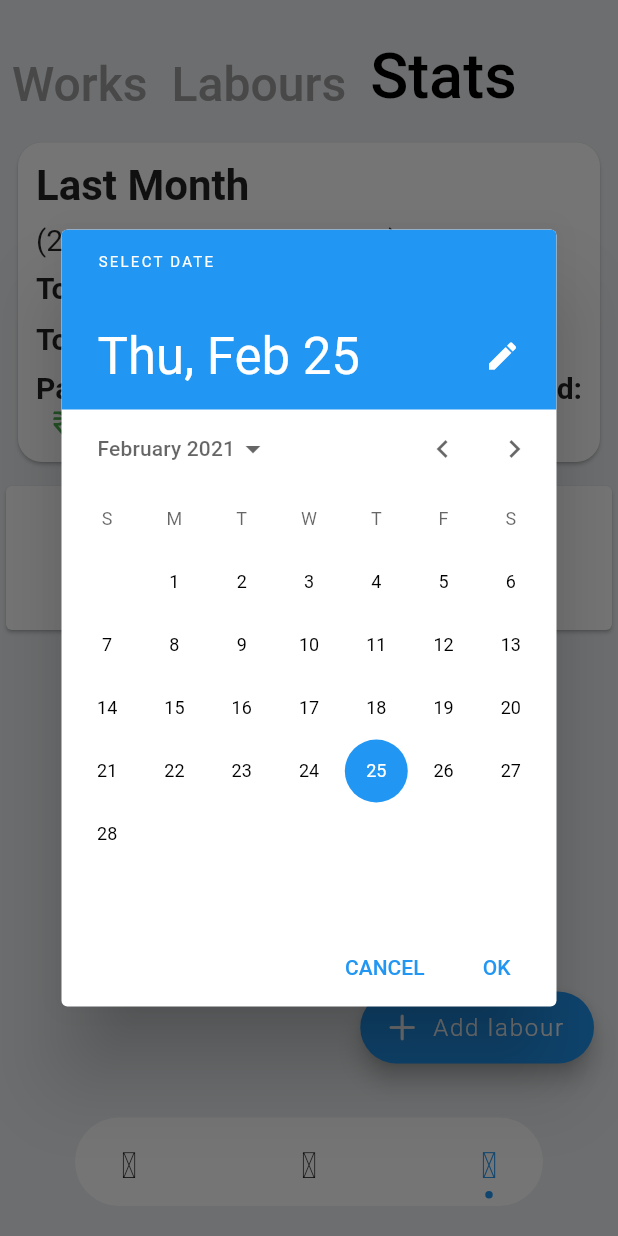
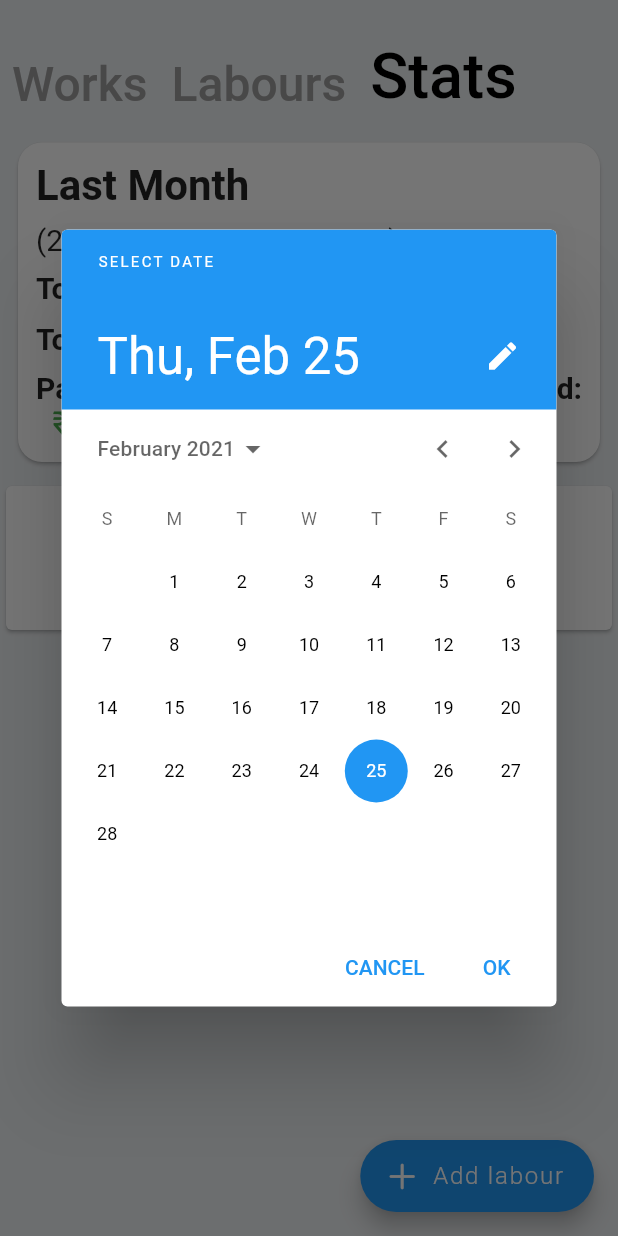
Before and after one commit to imsudip/amitenterprise, a Flutter app: the HomePage screen opened directly, after a tap on "Labours", after a tap on "Stats", after a tap on "Pick Date", on a phone screen of 412 x 824 dp. Run offline on Flutter 3.47's test engine with Material 2 defaults, Android fonts, the phone set to English and light mode, and no system bars; drawn by our look-alikes of dot_navigation_bar; our stand-ins replace cloud_firestore, date_format, flutter_slidable, sliding_up_panel, time, velocity_x; accounts and stored records are empty.

Commit message:
Revert "changes"
This reverts commit aaf1ebcdeaffe3e7714c7eb08aa616cb1e67f52d.

```diff
--- a/lib/main.dart
+++ b/lib/main.dart
@@ -1,7 +1,6 @@
 import 'package:amitEnterprise/notifier/labourNotifier.dart';
 import 'package:amitEnterprise/notifier/workNotifier.dart';
 import 'package:amitEnterprise/screens/home.dart';
-import 'package:amitEnterprise/screens/landingPage.dart';
 import 'package:flutter/material.dart';
 import 'package:provider/provider.dart';
 
@@ -28,7 +27,7 @@ class MyApp extends StatelessWidget {
         // is not restarted.
         primarySwatch: Colors.blue,
       ),
-      home: LandingPage(),
+      home: HomePage(),
     );
   }
 }
--- a/lib/screens/home.dart
+++ b/lib/screens/home.dart
@@ -8,8 +8,6 @@ import 'package:amitEnterprise/screens/StatsviewUi.dart';
 import 'package:amitEnterprise/screens/WorkViewUi.dart';
 import 'package:amitEnterprise/screens/addLabourPage.dart';
 import 'package:amitEnterprise/screens/addWork.dart';
-import 'package:dot_navigation_bar/dot_navigation_bar.dart';
-import 'package:eva_icons_flutter/eva_icons_flutter.dart';
 import 'package:flutter/cupertino.dart';
 
 import 'package:flutter/material.dart';
@@ -111,39 +109,6 @@ class _HomePageState extends State<HomePage> {
         backgroundColor: Colors.blueGrey[50],
         body: selectedIndex == 0
             ? WorkViewUi()
-          : selectedIndex == 1
-              ? LabourViewUi()
-              : StatsViewUi(),
-      bottomNavigationBar: DotNavigationBar(
-        currentIndex: selectedIndex,
-        onTap: (i) {
-          setState(() {
-            selectedIndex = i;
-          });
-        },
-        margin: EdgeInsets.zero,
-        items: [
-          /// Home
-          DotNavigationBarItem(
-            icon: selectedIndex == 0
-                ? Icon(EvaIcons.briefcase)
-                : Icon(EvaIcons.briefcaseOutline),
-          ),
-
-          /// Likes
-          DotNavigationBarItem(
-            icon: Icon(
-                selectedIndex == 1 ? EvaIcons.people : EvaIcons.peopleOutline),
-          ),
-
-          /// Search
-          DotNavigationBarItem(
-            icon: Icon(selectedIndex == 2
-                ? EvaIcons.activity
-                : EvaIcons.activityOutline),
-          ),
-        ],
-      ),
-    );
+            : selectedIndex == 1 ? LabourViewUi() : StatsViewUi());
   }
 }
--- a/lib/style.dart
+++ b/lib/style.dart
@@ -1,22 +1,4 @@
 import 'package:flutter/material.dart';
-import 'package:google_fonts/google_fonts.dart';
 
 TextStyle listItemTitle =
     TextStyle(color: Colors.black, fontSize: 17, fontWeight: FontWeight.w500);
-TextStyle headline1 =
-    GoogleFonts.hammersmithOne(fontSize: 28, fontWeight: FontWeight.bold);
-TextStyle pageTitle =
-    GoogleFonts.poppins(fontSize: 28, fontWeight: FontWeight.w500);
-TextStyle subtitle1 =
-    GoogleFonts.poppins(fontSize: 16, fontWeight: FontWeight.w400);
-TextStyle subtitle2 =
-    GoogleFonts.poppins(fontSize: 14, fontWeight: FontWeight.w400);
-TextStyle bodytext2 =
-    GoogleFonts.poppins(fontSize: 12, fontWeight: FontWeight.w400);
-Color red = Color(0xffe63946);
-Color blue = Color(0xff39A0ED);
-Color white = Color(0xffF9F5FF);
-Color blueDark = Color(0xff0B132B);
-Color black = Color(0XFF0D1317);
-Color grey = Color(0xff4A525A);
-Color greyLight = Color(0xffD8D8D8);
```
Also changed, not shown: lib/screens/landingPage.dart (deleted, +0 -115 lines), pubspec.yaml (+9 -8 lines), pubspec.lock. Lines whose indentation alone changed are shown as unchanged.
